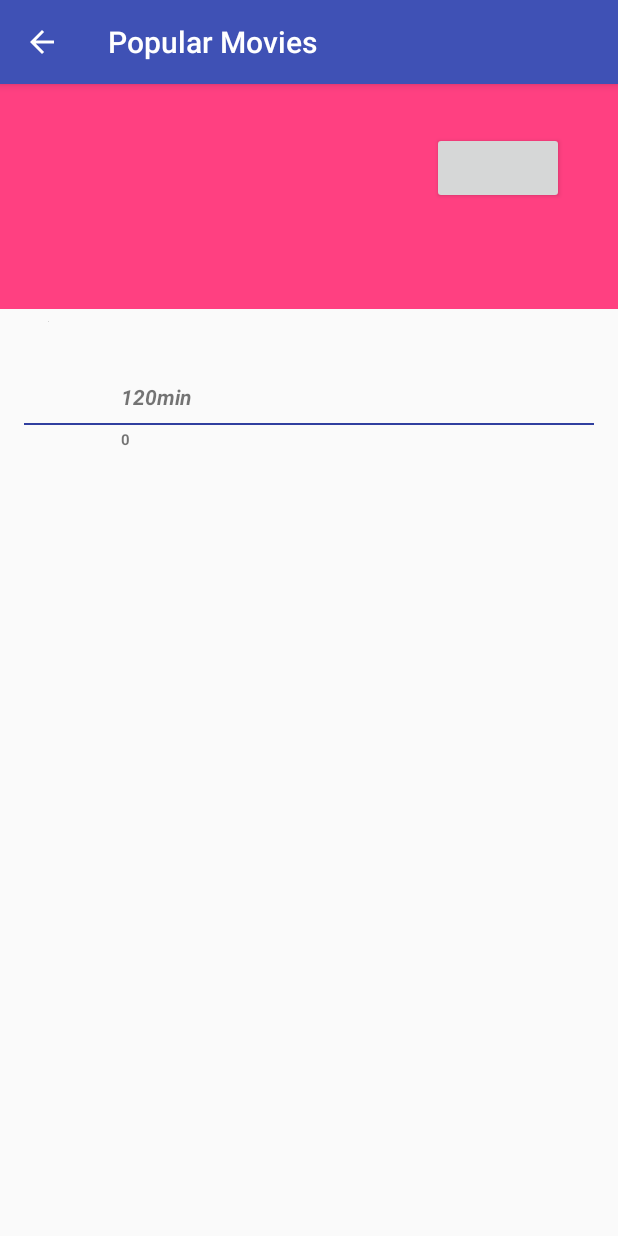
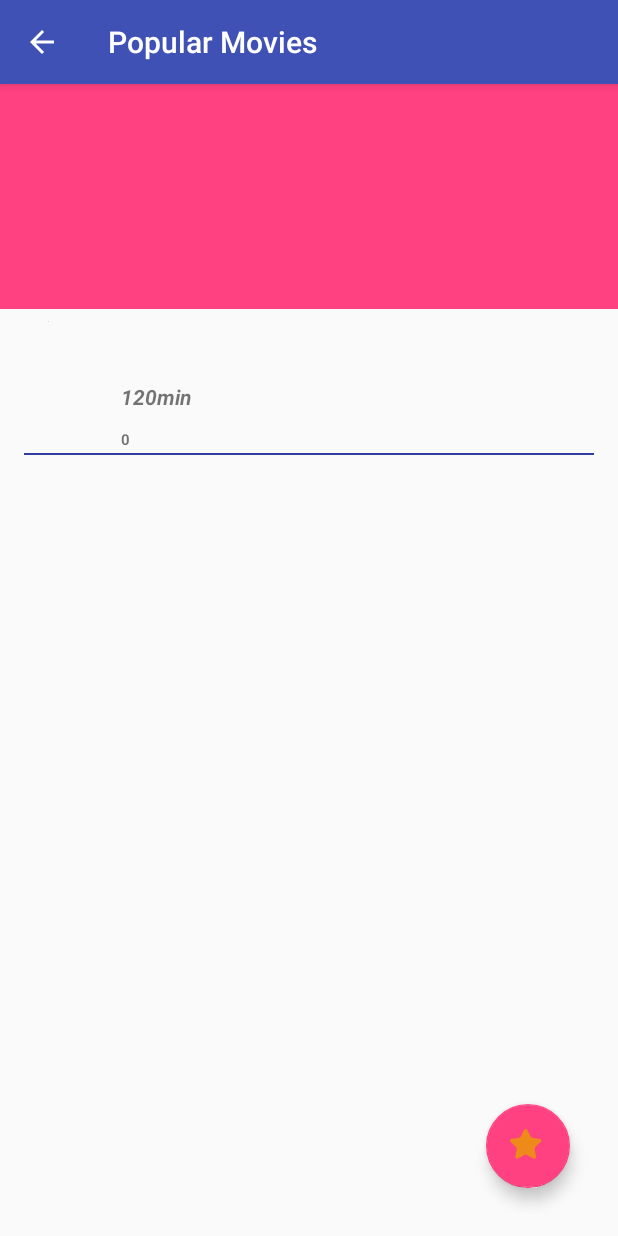
Before and after one commit to gayang01/ADN-PopularMovies-Stage2, an Android app: the MovieDetails screen opened directly, with no data from a screen before it, after a tap on an icon or button, on a phone screen of 412 x 824 dp. Run offline under Robolectric (Android 15) with nearby library versions, the phone set to English and light mode, and no system bars; our stand-ins replace ButterKnife, Picasso, Room's generated code; pictures from the network do not load.

Commit message:
fixed floating button for movie details

```diff
--- a/app/build.gradle
+++ b/app/build.gradle
@@ -34,6 +34,7 @@ dependencies {
     implementation 'com.android.support:appcompat-v7:26.1.0'
     implementation 'com.squareup.picasso:picasso:2.5.2'
     implementation 'com.android.support.constraint:constraint-layout:1.1.0'
+    implementation 'com.android.support:design:26.1.0'
     testImplementation 'junit:junit:4.12'
     androidTestImplementation 'com.android.support.test:runner:1.0.2'
     androidTestImplementation 'com.android.support.test.espresso:espresso-core:3.0.2'
--- a/app/src/main/java/uk/co/taniakolesnik/adn_popularmovies_part_2/FavouriteDao.java
+++ b/app/src/main/java/uk/co/taniakolesnik/adn_popularmovies_part_2/FavouriteDao.java
@@ -21,9 +21,12 @@ public interface FavouriteDao {
     @Query("SELECT * FROM favourites")
     List<Movie> selectAll();
 
-    @Query("SELECT * FROM favourites WHERE movieId=:movieId")
-    Movie selectFavourite(int movieId);
+    @Query("SELECT COUNT(*) FROM favourites WHERE movieId=:movieId")
+    int getCountFromFavourites(int movieId);
 
     @Query("DELETE FROM favourites WHERE movieId=:movieId")
     void deleteFavourite(int movieId);
+
+    @Query("DELETE FROM favourites")
+    void deleteAll();
 }
--- a/app/src/main/java/uk/co/taniakolesnik/adn_popularmovies_part_2/FavouriteDatabase.java
+++ b/app/src/main/java/uk/co/taniakolesnik/adn_popularmovies_part_2/FavouriteDatabase.java
@@ -9,7 +9,7 @@ import android.content.Context;
  * Created by tetianakolesnik on 24/07/2018.
  */
 
-@Database(entities = {Movie.class}, version = 2, exportSchema = false)
+@Database(entities = {Movie.class}, version = 3, exportSchema = false)
 public abstract class FavouriteDatabase extends RoomDatabase{
 
 
@@ -21,7 +21,6 @@ public abstract class FavouriteDatabase extends RoomDatabase{
         if (sIntance == null) {
             synchronized (LOCK) {
                 sIntance = Room.databaseBuilder(context, FavouriteDatabase.class, DATABASE_NAME)
-                        .allowMainThreadQueries() // TODO remove allowMainThreadQueries after tests
                         .fallbackToDestructiveMigration()
                         .build();
             }
--- a/app/src/main/java/uk/co/taniakolesnik/adn_popularmovies_part_2/MovieDetails.java
+++ b/app/src/main/java/uk/co/taniakolesnik/adn_popularmovies_part_2/MovieDetails.java
@@ -1,15 +1,13 @@
 package uk.co.taniakolesnik.adn_popularmovies_part_2;
 import android.content.Intent;
 import android.net.Uri;
+import android.support.design.widget.FloatingActionButton;
 import android.support.v7.app.AppCompatActivity;
 import android.os.Bundle;
 import android.util.Log;
 import android.view.View;
-import android.widget.Button;
 import android.widget.ImageView;
 import android.widget.TextView;
-import android.widget.Toast;
-
 import com.squareup.picasso.Picasso;
 import butterknife.BindView;
 import butterknife.ButterKnife;
@@ -17,15 +15,15 @@ import uk.co.taniakolesnik.adn_popularmovies_part_2.Utils.AppExecutors;
 
 public class MovieDetails extends AppCompatActivity {
 
+    private static final String IMAGE_URL_BASE = "http://image.tmdb.org/t/p/w342/";
     private static final String TAG = MovieDetails.class.getSimpleName();
     FavouriteDatabase favouriteDatabase;
-
     @BindView(R.id.title_tv) TextView titleTextView;
     @BindView(R.id.releaseDate_tv) TextView releaseDateTextView;
     @BindView(R.id.vote_tv) TextView voteTextView;
     @BindView(R.id.plot_tv) TextView plotTextView;
     @BindView(R.id.posterImageView) ImageView posterView;
-    @BindView(R.id.addToFav_button) Button favouriteButton;
+    @BindView(R.id.addToFav_button) FloatingActionButton favouriteButton;
 
 
     @Override
@@ -42,26 +40,58 @@ public class MovieDetails extends AppCompatActivity {
         String plot = intent.getStringExtra(getString(R.string.movie_plot_bundle));
         String image = intent.getStringExtra(getString(R.string.movie_image_bundle));
         setMovieDetails(title, releaseDate, vote, plot, image);
+        setFavouriteButtonColor(movieId);
 
         final Movie favourite = new Movie(title, releaseDate,image, vote, plot, movieId);
 
         favouriteButton.setOnClickListener(new View.OnClickListener() {
             @Override
-            public void onClick(View v) {
-                addMovieToFavourites(favourite);
-                CharSequence text = "Movie with movieid " + String.valueOf(movieId) + " added";
-                Toast.makeText(getApplicationContext(), text, Toast.LENGTH_LONG).show();
+            public void onClick(View view) {
+                AppExecutors.getsInstance().getDatabaseExecutor().execute(new Runnable() {
+                    @Override
+                    public void run() {
+                        int count = favouriteDatabase.favouriteDao().getCountFromFavourites(movieId);
+                        if (count == 0){
+                            addMovieToFavourites(favourite);
+                            runOnUiThread(new Runnable() {
+                                @Override
+                                public void run() {
+                                    favouriteButton.setImageResource(R.drawable.ic_star_yellow);
+                                }
+                            });
+                        } else {
+                            removeMovieFromFavourites(movieId);
+                            runOnUiThread(new Runnable() {
+                                @Override
+                                public void run() {
+                                    favouriteButton.setImageResource(R.drawable.ic_star_black);
+                                }
+                            });
+                        }
+                    }
+                });
             }
         });
-
-        favouriteDatabase = FavouriteDatabase.getsIntance(this);
-
     }
 
+    private void setFavouriteButtonColor(final int movieId) {
+        favouriteDatabase = FavouriteDatabase.getsIntance(this);
+        AppExecutors.getsInstance().getDatabaseExecutor().execute(new Runnable() {
+            @Override
+            public void run() {
+                int count = favouriteDatabase.favouriteDao().getCountFromFavourites(movieId);
+                if (count == 0){
+                    favouriteButton.setImageResource(R.drawable.ic_star_black);
+                } else {
+                    favouriteButton.setImageResource(R.drawable.ic_star_yellow);
+                }
+            }
+        });
+    }
 
+    private void setMovieDetails(String title, String releaseDate, int vote, String plot, String image) {
 
-    private void setMovieDetails(String title, String releaseDate, int vote, String plot, String imagePath) {
-
+        String imagePath = IMAGE_URL_BASE + image;
         titleTextView.setText(title);
         releaseDateTextView.setText(releaseDate);
         voteTextView.setText(String.valueOf(vote));
--- a/app/src/main/java/uk/co/taniakolesnik/adn_popularmovies_part_2/Utils/MovieRecyclerViewAdapter.java
+++ b/app/src/main/java/uk/co/taniakolesnik/adn_popularmovies_part_2/Utils/MovieRecyclerViewAdapter.java
@@ -3,6 +3,7 @@ package uk.co.taniakolesnik.adn_popularmovies_part_2.Utils;
 import android.content.Context;
 import android.content.Intent;
 import android.support.v7.widget.RecyclerView;
+import android.util.Log;
 import android.view.LayoutInflater;
 import android.view.View;
 import android.view.ViewGroup;
@@ -23,6 +24,8 @@ import uk.co.taniakolesnik.adn_popularmovies_part_2.R;
  */
 
 public class MovieRecyclerViewAdapter extends RecyclerView.Adapter<MovieRecyclerViewAdapter.ViewHolder> {
+
+    private static final String TAG = MovieRecyclerViewAdapter.class.getSimpleName();
 
     private static final String IMAGE_URL_BASE = "http://image.tmdb.org/t/p/w185/";
     Context context;
--- /dev/null
+++ b/app/src/main/res/drawable/ic_star_black.xml
@@ -0,0 +1,9 @@
+<vector xmlns:android="http://schemas.android.com/apk/res/android"
+    android:width="55dp"
+    android:height="55dp"
+    android:viewportWidth="55"
+    android:viewportHeight="55">
+    <path
+        android:fillColor="#FF000000"
+        android:pathData="M55.82,21.58c-0.12,-0.36 -0.43,-0.63 -0.81,-0.68L36.92,18.27L28.83,1.88c-0.17,-0.34 -0.52,-0.56 -0.9,-0.56s-0.73,0.22 -0.9,0.56l-8.09,16.39l-18.09,2.63c-0.38,0.05 -0.69,0.32 -0.81,0.68c-0.12,0.36 -0.02,0.76 0.25,1.02l13.09,12.76l-3.09,18.02c-0.06,0.38 0.09,0.75 0.4,0.98c0.31,0.23 0.72,0.25 1.05,0.08l16.18,-8.51l16.18,8.51c0.15,0.08 0.31,0.12 0.47,0.12c0.21,0 0.41,-0.06 0.59,-0.19c0.31,-0.22 0.46,-0.6 0.4,-0.98l-3.09,-18.02l13.09,-12.76C55.84,22.34 55.94,21.94 55.82,21.58z"/>
+</vector>
--- /dev/null
+++ b/app/src/main/res/drawable/ic_star_yellow.xml
@@ -0,0 +1,9 @@
+<vector xmlns:android="http://schemas.android.com/apk/res/android"
+        android:width="55dp"
+        android:height="55dp"
+        android:viewportWidth="55"
+        android:viewportHeight="55">
+    <path
+        android:pathData="M26.28,2.49l5.41,10.96c0.38,0.76 1.1,1.29 1.94,1.41l12.09,1.76c2.12,0.31 2.96,2.91 1.43,4.4l-8.75,8.53c-0.61,0.59 -0.89,1.45 -0.74,2.29l2.07,12.04c0.36,2.11 -1.85,3.72 -3.75,2.72l-10.81,-5.68c-0.75,-0.4 -1.65,-0.4 -2.4,0l-10.81,5.68c-1.89,1 -4.11,-0.61 -3.75,-2.72l2.07,-12.04c0.14,-0.84 -0.13,-1.69 -0.74,-2.29l-8.75,-8.53c-1.53,-1.49 -0.69,-4.1 1.43,-4.4l12.09,-1.76c0.84,-0.12 1.57,-0.65 1.94,-1.41l5.41,-10.96C22.6,0.57 25.34,0.57 26.28,2.49z"
+        android:fillColor="#ED8A19"/>
+</vector>
--- a/app/src/main/res/layout/activity_movie_details.xml
+++ b/app/src/main/res/layout/activity_movie_details.xml
@@ -1,13 +1,15 @@
 <?xml version="1.0" encoding="utf-8"?>
-<ScrollView xmlns:android="http://schemas.android.com/apk/res/android"
-    android:id="@+id/movie_details_main"
+<RelativeLayout xmlns:android="http://schemas.android.com/apk/res/android"
+    xmlns:app="http://schemas.android.com/apk/res-auto"
+    xmlns:tools="http://schemas.android.com/tools"
     android:layout_width="match_parent"
-    android:layout_height="wrap_content"
-    xmlns:tools="http://schemas.android.com/tools"
-    xmlns:app="http://schemas.android.com/apk/res-auto">
+    android:layout_height="match_parent">
+
+    <ScrollView
+        android:layout_width="match_parent"
+        android:layout_height="match_parent">
 
         <android.support.constraint.ConstraintLayout
-        android:id="@+id/movieDetails"
             android:layout_width="match_parent"
             android:layout_height="wrap_content">
 
@@ -78,12 +80,10 @@
             android:id="@+id/plot_tv"
             android:layout_width="match_parent"
             android:layout_height="wrap_content"
-            android:layout_marginTop="32dp"
-            android:layout_marginEnd="16dp"
-            android:layout_marginRight="16dp"
-            android:layout_marginLeft="16dp"
-            android:layout_marginStart="16dp"
-            app:layout_constraintStart_toStartOf="@+id/posterImageView"
+            android:layout_marginTop="52dp"
+            app:layout_constraintHorizontal_bias="0.0"
+            app:layout_constraintLeft_toLeftOf="parent"
+            app:layout_constraintRight_toRightOf="parent"
             app:layout_constraintTop_toBottomOf="@+id/posterImageView"
             tools:text="TextViewTextViewTextViewTextViewTextViewTextViewTextViewTextViewTextViewTextViewTextViewTextViewTextViewTextViewTextViewTextViewTextViewTextViewTextViewTextViewTextViewTextViewTextViewTextView" />
 
@@ -91,6 +91,7 @@
               android:id="@+id/divider"
               android:layout_width="match_parent"
               android:layout_height="1dp"
+              android:layout_marginBottom="16dp"
               android:background="@color/colorPrimaryDark"
               android:layout_margin="16dp"
               app:layout_constraintStart_toStartOf="@+id/plot_tv"
@@ -98,22 +99,15 @@
 
           </View>
 
-        <ListView
-            android:id="@+id/list_view"
-            android:layout_width="match_parent"
-            android:layout_height="200dp"
-            app:layout_constraintTop_toBottomOf="@id/divider" />
+    </android.support.constraint.ConstraintLayout>
+</ScrollView>
 
-        <Button
+    <android.support.design.widget.FloatingActionButton
         android:id="@+id/addToFav_button"
         android:layout_width="wrap_content"
         android:layout_height="wrap_content"
-            android:layout_marginEnd="36dp"
-            android:layout_marginTop="32dp"
-            app:layout_constraintEnd_toEndOf="@+id/title_tv"
-            app:layout_constraintTop_toTopOf="@+id/title_tv" />
+        android:layout_margin="32dp"
+        android:layout_alignParentBottom="true"
+        android:layout_alignParentRight="true"/>
 
-    </android.support.constraint.ConstraintLayout>
-
-
-</ScrollView>
+    </RelativeLayout>
--- a/app/src/main/res/menu/main_menu.xml
+++ b/app/src/main/res/menu/main_menu.xml
@@ -16,4 +16,10 @@
         android:title="@string/favouritesMovies_menu_name"
         app:showAsAction="never" />
 
+    <item
+        android:id="@+id/remove_favourites_menu_item"
+        android:title="@string/remove_favourites_menu_name"
+        app:showAsAction="never" />
+
+
 </menu>
--- a/app/src/main/res/values/dimens.xml
+++ b/app/src/main/res/values/dimens.xml
@@ -3,4 +3,5 @@
     <dimen name="small_margin">8dp</dimen>
     <dimen name="medium_margin">16dp</dimen>
     <dimen name="default_textSize">16sp</dimen>
+    <dimen name="fab_margin">16dp</dimen>
 </resources>
--- a/app/src/main/res/values/strings.xml
+++ b/app/src/main/res/values/strings.xml
@@ -12,6 +12,7 @@
     <string name="popularMovies_menu_name">Popular</string>
     <string name="topRatedMovies_menu_name">Top Rated</string>
     <string name="favouritesMovies_menu_name">Favourites</string>
+    <string name="remove_favourites_menu_name">Remove Favourites</string>
 
     <string name="linkPreference_popular" translatable="false">popular</string>
     <string name="linkPreference_top_rated" translatable="false">top_rated</string>
@@ -27,9 +28,11 @@
 
     <string name="no_connection_error">No internet connection!</string>
     <string name="no_date_error">No data returned!</string>
+    <string name="no_favourites_error">No favourites added</string>
     <string name="no_api_key_error_pop_up">No API key set in MainActivity!</string>
 
     <string name="add_to_favourites_button_text">Add to favourites</string>
-    <string name="remove_to_favourites_button_text">Remove from favourites</string>
+    <string name="remove_from_favourites_button_text">Remove from favourites</string>
+    <string name="title_activity_main2">Main2Activity</string>
 
 </resources>
```
Also changed, not shown: app/src/main/AndroidManifest.xml (+4 -5 lines), app/src/main/java/uk/co/taniakolesnik/adn_popularmovies_part_2/MainActivity.java (+19 -2 lines), app/src/main/res/values/styles.xml (+12 -3 lines), 79 other files. Lines whose indentation alone changed are shown as unchanged.
